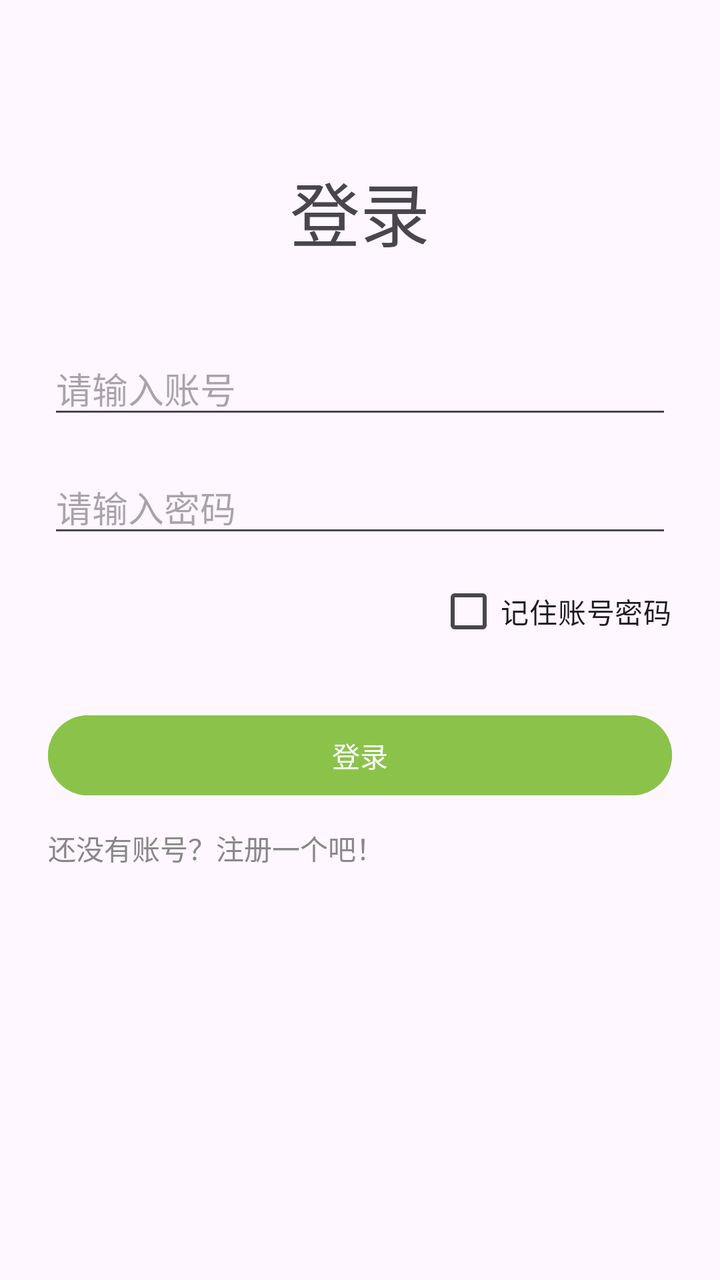
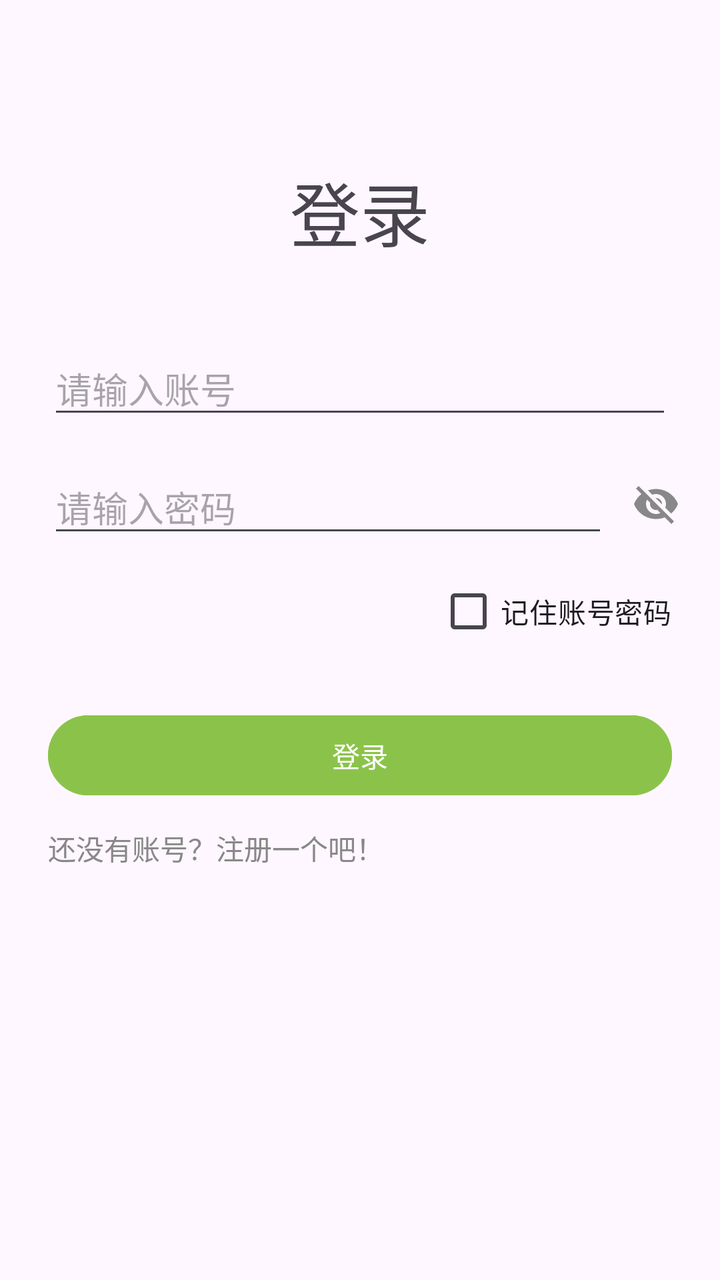

The first picture is an Android layout as it rendered before a commit; the second is the same layout after the commit. The layout source and the unified diff follow.
<!-- AndroidManifest.xml: application theme Theme.PoemApp -->
<!-- res/layout/login.xml -->
<?xml version="1.0" encoding="utf-8"?>
<androidx.constraintlayout.widget.ConstraintLayout xmlns:android="http://schemas.android.com/apk/res/android"
    xmlns:app="http://schemas.android.com/apk/res-auto"
    xmlns:tools="http://schemas.android.com/tools"
    android:id="@+id/main"
    android:layout_width="match_parent"
    android:layout_height="match_parent"
    tools:context=".Ui.Login">

    <TextView
        android:id="@+id/loginTitle"
        android:layout_width="0dp"
        android:layout_height="wrap_content"
        app:layout_constraintStart_toStartOf="parent"
        app:layout_constraintEnd_toEndOf="parent"
        android:layout_marginTop="80dp"
        android:text="登录"
        android:textSize="35sp"
        app:layout_constraintTop_toTopOf="parent"
        android:gravity="center"/>

    <EditText
    android:layout_width="0dp"
    android:layout_height="wrap_content"
    android:id="@+id/etAccount"
    android:hint="请输入账号"
    app:layout_constraintStart_toStartOf="parent"
    app:layout_constraintEnd_toEndOf="parent"
    android:layout_marginStart="24dp"
    android:layout_marginEnd="24dp"
    app:layout_constraintTop_toBottomOf="@id/loginTitle"
    android:layout_marginTop="40dp"/>

    <EditText
        android:layout_width="0dp"
        android:layout_height="wrap_content"
        android:id="@+id/etPassword"
        android:hint="请输入密码"
        android:inputType="textPassword"
        app:layout_constraintStart_toStartOf="parent"
        app:layout_constraintEnd_toEndOf="parent"
        android:layout_marginStart="24dp"
        android:layout_marginEnd="24dp"
        app:layout_constraintTop_toBottomOf="@id/etAccount"
        android:layout_marginTop="16dp"/>



    <CheckBox
        android:layout_width="wrap_content"
        android:layout_height="wrap_content"
        android:id="@+id/cbRememberPassword"
        android:text="记住账号密码"
        android:textSize="14sp"
        app:layout_constraintEnd_toEndOf="@id/btnLogin"
        app:layout_constraintTop_toBottomOf="@id/etPassword"
        android:layout_marginTop="8dp"/>


    <Button
        android:id="@+id/btnLogin"
        android:text="登录"
        android:backgroundTint="#8BC34A"
        android:textColor="#FFFFFF"
        android:layout_width="0dp"
        android:layout_height="wrap_content"
        app:layout_constraintStart_toStartOf="parent"
        app:layout_constraintEnd_toEndOf="parent"
        android:layout_marginStart="24dp"
        android:layout_marginEnd="24dp"
        app:layout_constraintTop_toBottomOf="@id/cbRememberPassword"
        android:layout_marginTop="24dp" />


    <TextView
        android:layout_width="0dp"
        android:layout_height="wrap_content"
        android:id="@+id/toGoToRegister"
        android:text="还没有账号？注册一个吧！"
        android:textSize="14sp"
        android:textColor="#888888"
        app:layout_constraintStart_toStartOf="parent"
        app:layout_constraintEnd_toEndOf="parent"
        android:layout_marginStart="24dp"
        android:layout_marginEnd="24dp"
        app:layout_constraintTop_toBottomOf="@id/btnLogin"
        android:layout_marginTop="12dp"/>


</androidx.constraintlayout.widget.ConstraintLayout>
<!-- resources referenced by this layout -->
<resources>
  <style name="Theme.PoemApp" parent="Base.Theme.PoemApp" />
  <style name="Base.Theme.PoemApp" parent="Theme.Material3.DayNight.NoActionBar">
          
          
      </style>
</resources>

<!-- the commit's change to res/layout/login.xml (unified diff, before → after) -->
@@ -40,11 +40,21 @@
         app:layout_constraintStart_toStartOf="parent"
         app:layout_constraintEnd_toEndOf="parent"
         android:layout_marginStart="24dp"
-        android:layout_marginEnd="24dp"
+        android:layout_marginEnd="56dp"
         app:layout_constraintTop_toBottomOf="@id/etAccount"
         android:layout_marginTop="16dp"/>
 
-
+    <ImageView
+        android:id="@+id/ivTogglePassword"
+        android:layout_width="40dp"
+        android:layout_height="40dp"
+        android:padding="8dp"
+        android:src="@drawable/ic_visibility_off"
+        android:background="?attr/selectableItemBackgroundBorderless"
+        app:layout_constraintEnd_toEndOf="parent"
+        app:layout_constraintTop_toTopOf="@id/etPassword"
+        app:layout_constraintBottom_toBottomOf="@id/etPassword"
+        android:layout_marginEnd="12dp" />
 
     <CheckBox
         android:layout_width="wrap_content"
<!-- resource entries referenced after the edit -->
@@ -1,5 +1,16 @@
 <!-- resources referenced by this layout -->
 <resources>
+  <!-- drawable ic_visibility_off (drawable) -->
+  <vector xmlns:android="http://schemas.android.com/apk/res/android"
+      android:width="24dp"
+      android:height="24dp"
+      android:viewportWidth="24"
+      android:viewportHeight="24"
+      android:tint="#888888">
+      <path
+          android:fillColor="@android:color/white"
+          android:pathData="M12,7c2.76,0 5,2.24 5,5 0,0.65 -0.13,1.26 -0.36,1.83l2.92,2.92c1.51,-1.26 2.7,-2.89 3.43,-4.75 -1.73,-4.39 -6,-7.5 -11,-7.5 -1.4,0 -2.74,0.25 -3.98,0.7l2.16,2.16C10.74,7.13 11.35,7 12,7zM2,4.27l2.28,2.28 0.46,0.46C3.08,8.3 1.78,10.02 1,12c1.73,4.39 6,7.5 11,7.5 1.55,0 3.03,-0.3 4.38,-0.84l0.42,0.42L19.73,22 21,20.73 3.27,3 2,4.27zM7.53,9.8l1.55,1.55c-0.05,0.21 -0.08,0.43 -0.08,0.65 0,1.66 1.34,3 3,3 0.22,0 0.44,-0.03 0.65,-0.08l1.55,1.55c-0.67,0.33 -1.41,0.53 -2.2,0.53 -2.76,0 -5,-2.24 -5,-5 0,-0.79 0.2,-1.53 0.53,-2.2zM11.84,9.02l3.15,3.15 0.02,-0.16c0,-1.66 -1.34,-3 -3,-3l-0.17,0.01z" />
+  </vector>
   <style name="Theme.PoemApp" parent="Base.Theme.PoemApp" />
   <style name="Base.Theme.PoemApp" parent="Theme.Material3.DayNight.NoActionBar">
           
